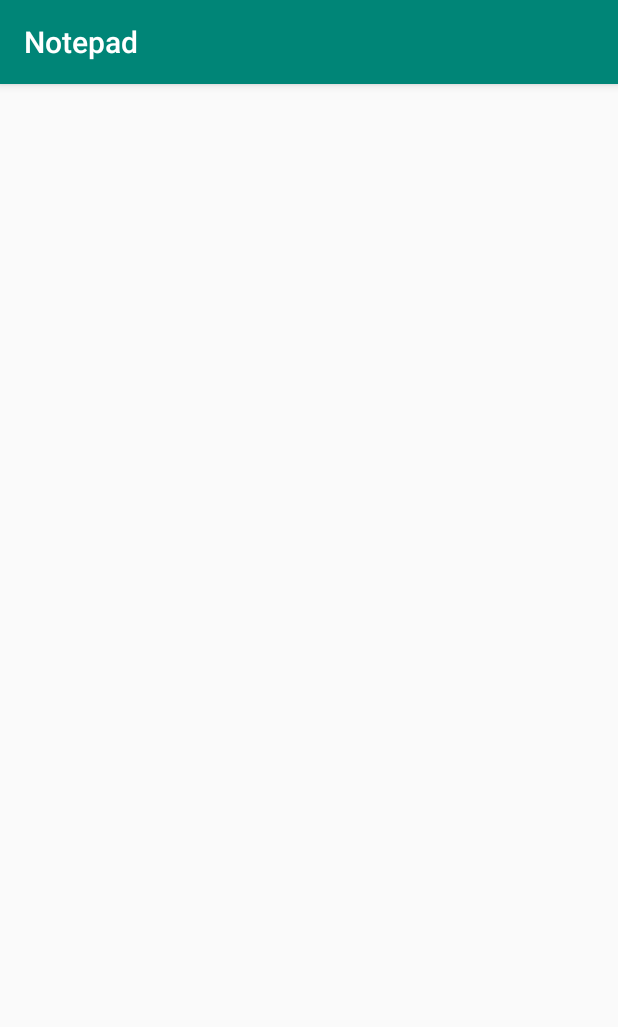
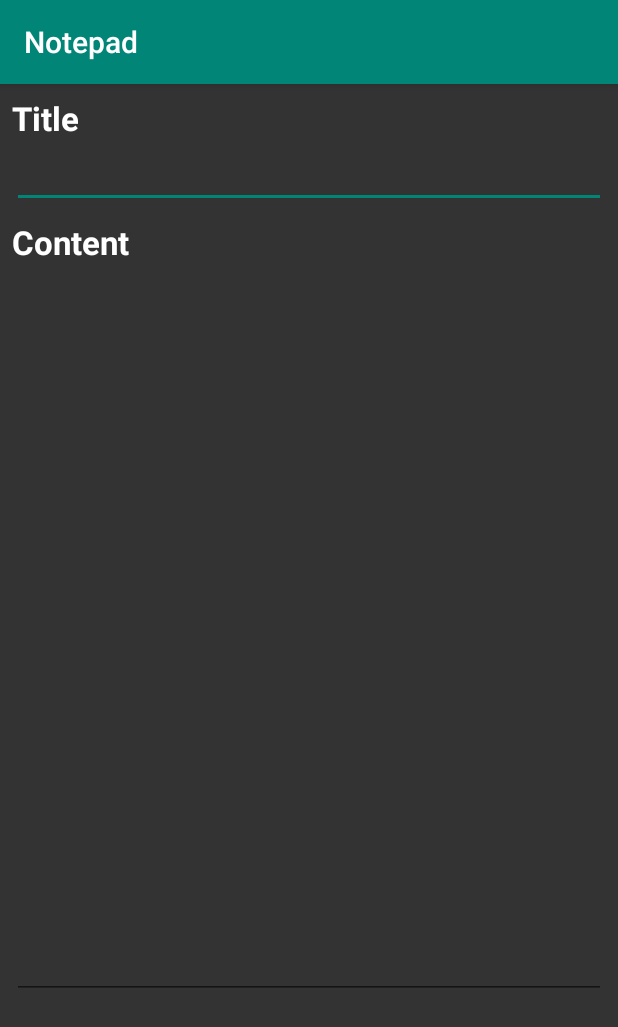
Before and after one commit to damdordev/notepad, an Android app: the NoteEditActivity screen opened directly, with no data from a screen before it, on a phone screen of 412 x 824 dp. Shown: the top 1027 px of the screen. Run offline under Robolectric (Android 15) with nearby library versions, the phone set to English and light mode, and no system bars; libraries missing offline, so code that uses them is left out: com.annimon.stream; pictures from the network do not load; 2 statements that could not run were skipped.

Commit message:
edit note

```diff
--- a/AndroidClient/app/src/main/java/pl/com/damdor/notepad/view/activities/NoteEditActivity.java
+++ b/AndroidClient/app/src/main/java/pl/com/damdor/notepad/view/activities/NoteEditActivity.java
@@ -1,17 +1,43 @@
 package pl.com.damdor.notepad.view.activities;
 
 import androidx.appcompat.app.AppCompatActivity;
+import androidx.lifecycle.ViewModelProviders;
+import pl.com.damdor.notepad.NotepadApplication;
 import pl.com.damdor.notepad.R;
+import pl.com.damdor.notepad.data.Note;
+import pl.com.damdor.notepad.viewmodel.NoteEditViewModel;
 
 import android.os.Bundle;
+import android.view.View;
+import android.widget.TextView;
 
 public class NoteEditActivity extends AppCompatActivity {
 
     public static final String INTENT_KEY_NOTE_ID = "noteId";
 
+    private TextView mTitle;
+    private TextView mContent;
+
+    private NoteEditViewModel mViewModel;
+
     @Override
     protected void onCreate(Bundle savedInstanceState) {
         super.onCreate(savedInstanceState);
         setContentView(R.layout.activity_note_edit);
+
+        mTitle = findViewById(R.id.activity_note_edit_title);
+        mContent = findViewById(R.id.activity_note_edit_content);
+
+        mViewModel = ViewModelProviders
+                .of(this, new NoteEditViewModel.Factory(NotepadApplication.getRepository(),
+                                                                getIntent().getLongExtra(INTENT_KEY_NOTE_ID, 0)))
+                .get(NoteEditViewModel.class);
+
+        mViewModel.note().observe(this, this::onNoteChanged);
+    }
+
+    private void onNoteChanged(Note note) {
+        mTitle.setText(note.getTitle());
+        mContent.setText(note.getContent());
     }
 }
--- a/AndroidClient/app/src/main/java/pl/com/damdor/notepad/view/activities/NoteListActivity.java
+++ b/AndroidClient/app/src/main/java/pl/com/damdor/notepad/view/activities/NoteListActivity.java
@@ -11,6 +11,7 @@ import pl.com.damdor.notepad.viewmodel.NoteListViewModel;
 import android.content.Intent;
 import android.os.Bundle;
 import android.view.View;
+import android.widget.AdapterView;
 import android.widget.Button;
 import android.widget.ListView;
 
@@ -41,10 +42,16 @@ public class NoteListActivity extends AppCompatActivity {
         mViewModel.editNoteEvent().observe(this, this::editNote);
 
         mAddNoteButton.setOnClickListener(v -> mViewModel.createNote());
+        mListView.setOnItemClickListener(this::onNoteClicked);
     }
 
     private void onNoteListChanged(List<Note> notes) {
         mListView.setAdapter(new NoteListAdapter(this, notes));
+    }
+
+    private void onNoteClicked(AdapterView<?> adapterView, View view, int position, long l) {
+        Note note = (Note) adapterView.getAdapter().getItem(position);
+        editNote(note.getId());
     }
 
     private void editNote(Long id) {
--- a/AndroidClient/app/src/main/res/layout/activity_note_edit.xml
+++ b/AndroidClient/app/src/main/res/layout/activity_note_edit.xml
@@ -6,4 +6,55 @@
     android:layout_height="match_parent"
     tools:context=".view.activities.NoteEditActivity">
 
+    <TextView
+        android:id="@+id/textView"
+        style="@style/HeaderText"
+        android:layout_width="wrap_content"
+        android:layout_height="wrap_content"
+        android:layout_marginStart="8dp"
+        android:layout_marginLeft="8dp"
+        android:layout_marginTop="8dp"
+        android:text="@string/title"
+        app:layout_constraintStart_toStartOf="parent"
+        app:layout_constraintTop_toTopOf="parent" />
+
+    <EditText
+        android:id="@+id/activity_note_edit_title"
+        android:layout_width="match_parent"
+        android:layout_height="wrap_content"
+        android:layout_marginStart="8dp"
+        android:layout_marginLeft="8dp"
+        android:layout_marginEnd="8dp"
+        android:layout_marginRight="8dp"
+        app:layout_constraintEnd_toEndOf="parent"
+        app:layout_constraintStart_toStartOf="parent"
+        app:layout_constraintTop_toBottomOf="@+id/textView" />
+
+    <TextView
+        android:id="@+id/textView2"
+        style="@style/HeaderText"
+        android:layout_width="wrap_content"
+        android:layout_height="wrap_content"
+        android:layout_marginStart="8dp"
+        android:layout_marginLeft="8dp"
+        android:layout_marginTop="8dp"
+        android:text="@string/content"
+        app:layout_constraintStart_toStartOf="parent"
+        app:layout_constraintTop_toBottomOf="@+id/activity_note_edit_title" />
+
+    <EditText
+        android:id="@+id/activity_note_edit_content"
+        android:layout_width="match_parent"
+        android:layout_height="482dp"
+        android:layout_marginStart="8dp"
+        android:layout_marginLeft="8dp"
+        android:layout_marginTop="8dp"
+        android:layout_marginEnd="8dp"
+        android:layout_marginRight="8dp"
+        android:inputType="textMultiLine"
+        android:gravity="top"
+        app:layout_constraintEnd_toEndOf="parent"
+        app:layout_constraintHorizontal_bias="1.0"
+        app:layout_constraintStart_toStartOf="parent"
+        app:layout_constraintTop_toBottomOf="@+id/textView2" />
 </androidx.constraintlayout.widget.ConstraintLayout>
--- a/AndroidClient/app/src/main/res/layout/activity_note_list.xml
+++ b/AndroidClient/app/src/main/res/layout/activity_note_list.xml
@@ -4,8 +4,7 @@
     android:layout_width="match_parent"
     android:layout_height="match_parent"
     xmlns:app="http://schemas.android.com/apk/res-auto"
-    tools:context=".view.activities.NoteListActivity"
-    android:background="@color/windowBackground">
+    tools:context=".view.activities.NoteListActivity">
 
 
     <ListView
--- a/AndroidClient/app/src/main/res/layout/item_note.xml
+++ b/AndroidClient/app/src/main/res/layout/item_note.xml
@@ -2,15 +2,13 @@
 <LinearLayout xmlns:android="http://schemas.android.com/apk/res/android"
     android:layout_width="match_parent"
     android:layout_height="?android:attr/listPreferredItemHeight"
-    android:orientation="vertical"
-    android:background="@color/transparent">
+    android:orientation="vertical">
 
 
     <TextView
         android:id="@+id/item_note_title"
         android:layout_width="match_parent"
         android:layout_height="wrap_content"
-        style="@style/HeaderText"
         android:text="@string/sample_title"
         android:layout_marginLeft="15dp"/>
 
@@ -18,7 +16,6 @@
         android:id="@+id/item_note_short_content"
         android:layout_width="match_parent"
         android:layout_height="wrap_content"
-        style="@style/NormalText"
         android:layout_marginLeft="10dp"
         android:text="@string/sample_short_content" />
 </LinearLayout>
--- a/AndroidClient/app/src/main/res/values/colors.xml
+++ b/AndroidClient/app/src/main/res/values/colors.xml
@@ -6,5 +6,6 @@
     <color name="windowBackground">#333333</color>
     <color name="textColor">#CCCCCC</color>
     <color name="headerTextColor">#ffffff</color>
+    <color name="editTextColor">#ffffff</color>
     <color name="transparent">#00ffffff</color>
 </resources>
--- a/AndroidClient/app/src/main/res/values/strings.xml
+++ b/AndroidClient/app/src/main/res/values/strings.xml
@@ -2,4 +2,6 @@
     <string name="app_name">Notepad</string>
     <string name="sample_title">Sample title</string>
     <string name="sample_short_content">Sample short content</string>
+    <string name="content">Content</string>
+    <string name="title">Title</string>
 </resources>
--- a/AndroidClient/app/src/main/res/values/styles.xml
+++ b/AndroidClient/app/src/main/res/values/styles.xml
@@ -6,14 +6,19 @@
         <item name="colorPrimary">@color/colorPrimary</item>
         <item name="colorPrimaryDark">@color/colorPrimaryDark</item>
         <item name="colorAccent">@color/colorAccent</item>
+
+        <item name="android:windowBackground">@color/windowBackground</item>
+        <item name="android:editTextStyle">@style/EditText</item>
+
+        <item name="android:textColor">@color/headerTextColor</item>
+        <item name="android:editTextColor">@color/editTextColor</item>
     </style>
 
-    <style name="NormalText" parent="Animation.AppCompat.Dialog">
-        <item name="android:textSize">16sp</item>
-        <item name="android:textColor">@color/textColor</item>
+    <style name="EditText" parent="@style/Widget.AppCompat.EditText">
+        <item name="android:textColor">@color/headerTextColor</item>
     </style>
 
-    <style name="HeaderText" parent="NormalText">
+    <style name="HeaderText" parent="TextAppearance.AppCompat">
         <item name="android:textSize">22sp</item>
         <item name="android:textColor">@color/headerTextColor</item>
         <item name="android:textStyle">bold</item>
```
